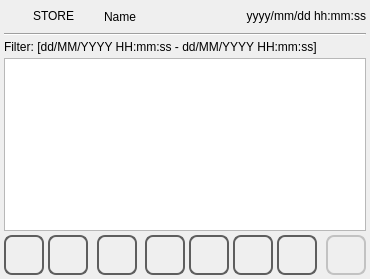
Before: the Qt Designer form qt_library/ATCMstore/store.ui in MECTsrl/mect_plugins, drawn with Qt 5.
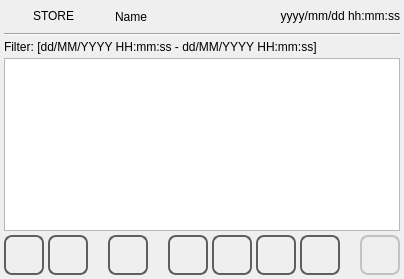
After: the same form once the commit is applied. Icons and pictures are not drawn.

The edit to the form file:
```diff
--- a/qt_library/ATCMstore/store.ui
+++ b/qt_library/ATCMstore/store.ui
@@ -6,7 +6,7 @@
    <rect>
     <x>0</x>
     <y>0</y>
-    <width>370</width>
+    <width>404</width>
     <height>279</height>
    </rect>
   </property>
```
Left out of the diff: 24 changed lines with no effect on the pictures.
